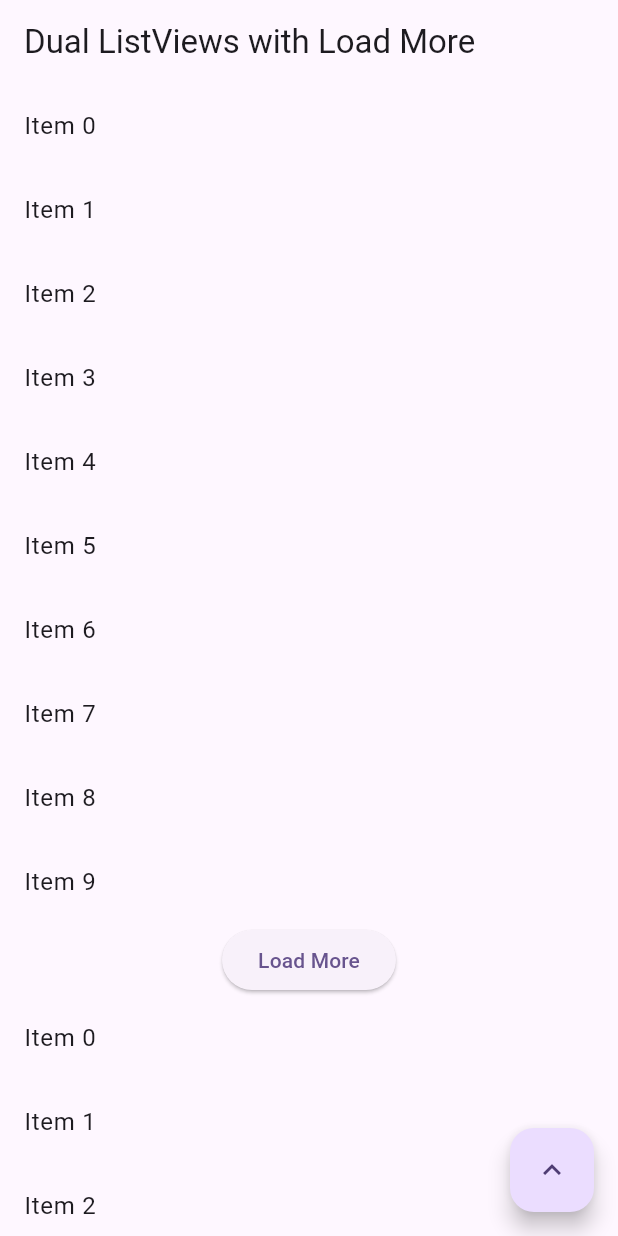
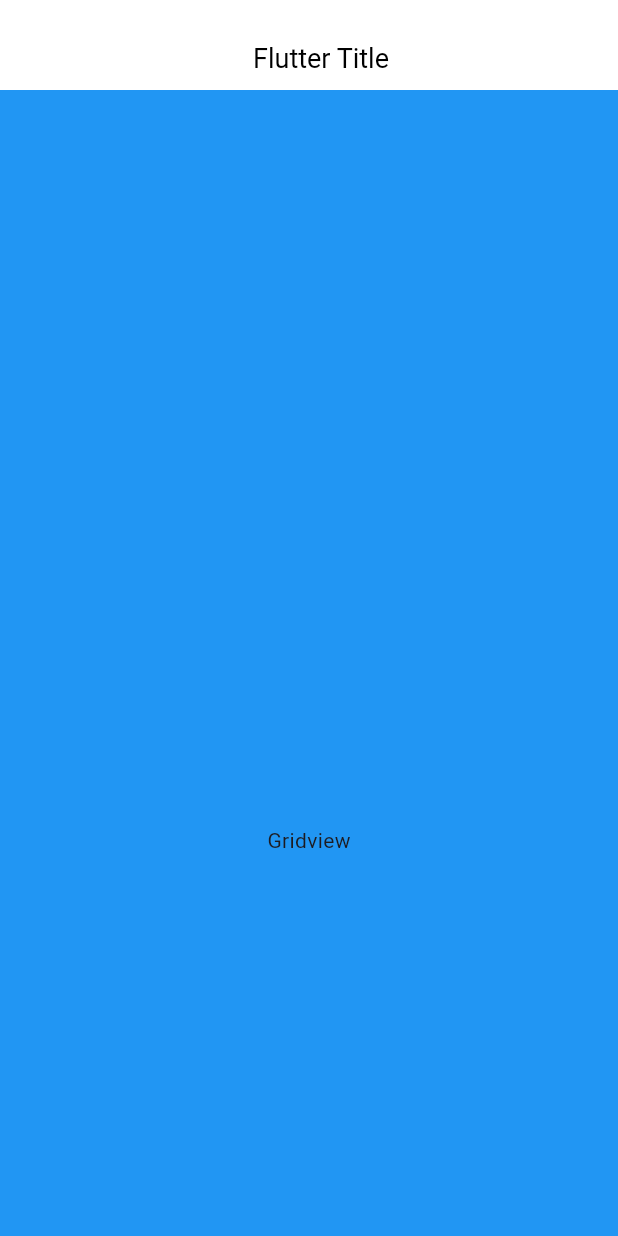
Before and after one commit to muhammadarslannasr/pagination_with_multiple_list_scroll_to_top_flutter_app, a Flutter app: the screen it shows after launch, on a phone screen of 412 x 824 dp. Run offline on Flutter 3.47's test engine with Material 3 defaults, Android fonts, the phone set to English and light mode, and no system bars.

Commit message:
thanks nouman

```diff
--- /dev/null
+++ b/lib/sliver_app_bar_screen.dart
@@ -0,0 +1,56 @@
+import 'package:flutter/material.dart';
+
+class SliverAppBarScreen extends StatefulWidget {
+  const SliverAppBarScreen({super.key});
+
+  @override
+  State<SliverAppBarScreen> createState() => _SliverAppBarScreenState();
+}
+
+class _SliverAppBarScreenState extends State<SliverAppBarScreen> {
+  var top = 0.0;
+
+  @override
+  Widget build(BuildContext context) {
+    return Scaffold(
+      body: CustomScrollView(
+        slivers: [
+          SliverAppBar(
+            automaticallyImplyLeading: false,
+            toolbarHeight: 25,
+            elevation: 0,
+            pinned: true,
+            floating: true,
+            collapsedHeight: 40,
+            expandedHeight: 60,
+            flexibleSpace: LayoutBuilder(
+                builder: (BuildContext context, BoxConstraints constraints) {
+              top = constraints.biggest.height;
+              return FlexibleSpaceBar(
+                centerTitle: top > 85 ? false : true,
+                titlePadding: EdgeInsets.only(left: 16, bottom: 10),
+                title: Text(
+                  "Flutter Title",
+                  style: TextStyle(
+                    color: Colors.black,
+                    fontSize: 12,
+                  ),
+                ),
+                background: Container(
+                  color: Colors.white,
+                ),
+              );
+            }),
+          ),
+          SliverToBoxAdapter(
+            child: Container(
+              height: 1000,
+              color: Colors.blue,
+              child: Center(child: Text("Gridview")),
+            ),
+          ),
+        ],
+      ), // This trailing comma makes auto-formatting nicer for build methods.
+    );
+  }
+}
--- a/pubspec.yaml
+++ b/pubspec.yaml
@@ -30,7 +30,11 @@ environment:
 dependencies:
   flutter:
     sdk: flutter
-
+  dartz: ^0.10.1
+  equatable: ^2.0.5
+  flutter_bloc: ^8.1.3
+  http: ^1.1.2
+  internet_connection_checker: ^1.0.0+1
 
   # The following adds the Cupertino Icons font to your application.
   # Use with the CupertinoIcons class for iOS style icons.
```
Also changed, not shown: lib/main.dart (+3 -89 lines), pubspec.lock.
